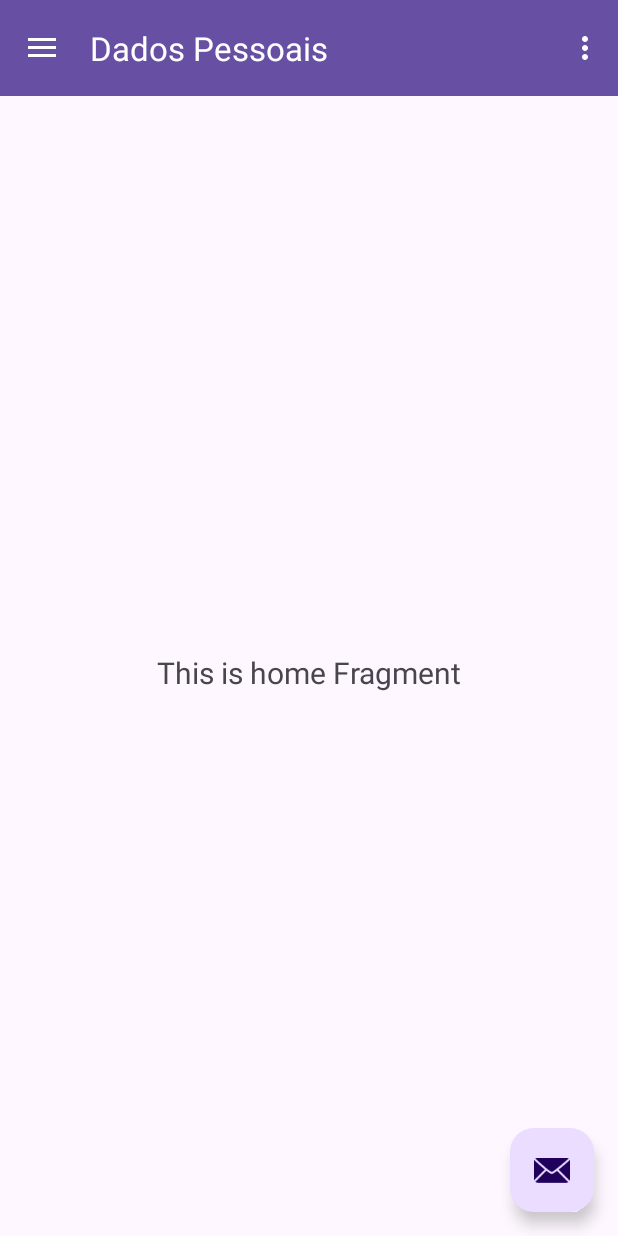
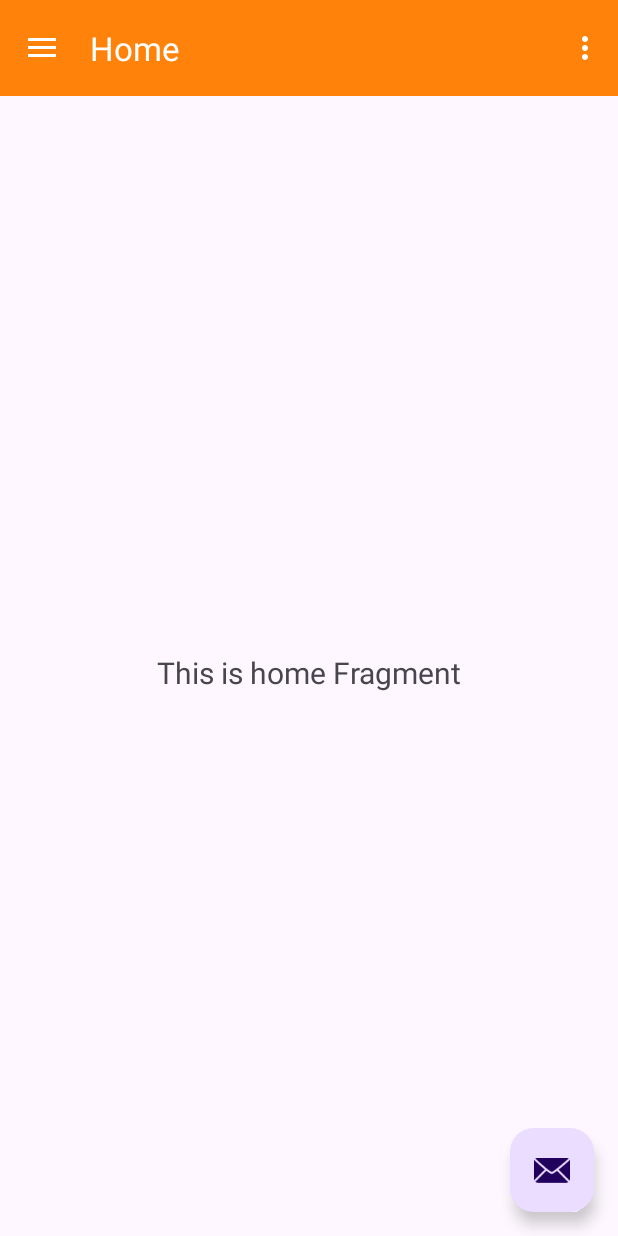
Before and after one commit to Sadousan/TaskLock, an Android app built with Jetpack Compose: the TelaPrincipalMenu screen opened directly, with no data from a screen before it, on a phone screen of 412 x 824 dp. Run offline under Robolectric (Android 15) with nearby library versions, the phone set to English and light mode, and no system bars; our stand-ins replace navigation-ui; Roboto replaces fonts that are not available here.

Commit message:
Ligando as telas

```diff
--- a/app/src/main/java/com/example/tasklock/MainActivity.kt
+++ b/app/src/main/java/com/example/tasklock/MainActivity.kt
@@ -9,6 +9,7 @@ import androidx.appcompat.app.AppCompatActivity
 import androidx.appcompat.app.AppCompatDelegate
 import androidx.core.view.ViewCompat
 import androidx.core.view.WindowInsetsCompat
+
 //import com.example.tasklock.ui.usodeapps.UsoApp
 
 class MainActivity : AppCompatActivity() {
--- a/app/src/main/java/com/example/tasklock/TelaPrincipalMenu.kt
+++ b/app/src/main/java/com/example/tasklock/TelaPrincipalMenu.kt
@@ -38,7 +38,7 @@ class TelaPrincipalMenu : AppCompatActivity() {
         // menu should be considered as top level destinations.
         appBarConfiguration = AppBarConfiguration(
             setOf(
-                R.id.nav_dadospessoais, R.id.nav_usoapp, R.id.nav_adicionartarefa
+                R.id.nav_home, R.id.nav_usoapp, R.id.nav_appsbloqueados ,R.id.nav_adicionartarefa
             ), drawerLayout
         )
         setupActionBarWithNavController(navController, appBarConfiguration)
--- a/app/src/main/java/com/example/tasklock/ui/dadospessoais/DadosPessoaisFragment.kt
+++ b/app/src/main/java/com/example/tasklock/ui/home/HomeFragment.kt
@@ -1,4 +1,4 @@
-package com.example.tasklock.ui.dadospessoais
+package com.example.tasklock.ui.home
 
 import android.os.Build
 import android.os.Bundle
@@ -10,12 +10,12 @@ import android.widget.Toast
 import androidx.activity.result.contract.ActivityResultContracts
 import androidx.fragment.app.Fragment
 import androidx.lifecycle.ViewModelProvider
-import com.example.tasklock.databinding.FragmentDadospessoaisBinding
+import com.example.tasklock.databinding.FragmentHomeBinding
 
 
-class DadosPessoaisFragment : Fragment() {
+class HomeFragment : Fragment() {
 
-    private var _binding: FragmentDadospessoaisBinding? = null
+    private var _binding: FragmentHomeBinding? = null
 
     // This property is only valid between onCreateView and
     // onDestroyView.
@@ -30,14 +30,14 @@ class DadosPessoaisFragment : Fragment() {
             requestPermissionLauncher.launch(android.Manifest.permission.POST_NOTIFICATIONS)
         }
 
-        val dadosPessoaisViewModel =
-            ViewModelProvider(this).get(DadosPessoaisViewModel::class.java)
+        val homeViewModel =
+            ViewModelProvider(this).get(HomeViewModel::class.java)
 
-        _binding = FragmentDadospessoaisBinding.inflate(inflater, container, false)
+        _binding = FragmentHomeBinding.inflate(inflater, container, false)
         val root: View = binding.root
 
         val textView: TextView = binding.textDadospessoais
-        dadosPessoaisViewModel.text.observe(viewLifecycleOwner) {
+        homeViewModel.text.observe(viewLifecycleOwner) {
             textView.text = it
         }
         return root
--- a/app/src/main/java/com/example/tasklock/ui/dadospessoais/DadosPessoaisViewModel.kt
+++ b/app/src/main/java/com/example/tasklock/ui/home/HomeViewModel.kt
@@ -1,10 +1,10 @@
-package com.example.tasklock.ui.dadospessoais
+package com.example.tasklock.ui.home
 
 import androidx.lifecycle.LiveData
 import androidx.lifecycle.MutableLiveData
 import androidx.lifecycle.ViewModel
 
-class DadosPessoaisViewModel : ViewModel() {
+class HomeViewModel : ViewModel() {
 
     private val _text = MutableLiveData<String>().apply {
         value = "This is home Fragment"
--- a/app/src/main/java/com/example/tasklock/ui/usodeapps/BlockedAppsActivity.kt
+++ b/app/src/main/java/com/example/tasklock/ui/usodeapps/BlockedAppsActivity.kt
@@ -18,7 +18,8 @@ class BlockedAppsActivity : AppCompatActivity() {
         "A disciplina pesa gramas, o arrependimento pesa toneladas.",
         "O tempo que poderia ser investido em suas metas está prestes a ser desperdiçado.",
         "O conforto de hoje é o atraso de amanhã.",
-        "Seu tempo é limitado! Não desista de suas metas."
+        "Seu tempo é limitado! Não desista de suas metas.",
+        "Nunca se é homem enquanto se não encontra alguma coisa pela qual se estaria disposto a morrer"
     )
 
     override fun onCreate(savedInstanceState: Bundle?) {
--- a/app/src/main/java/com/example/tasklock/ui/usodeapps/PermissoesActivity.kt
+++ b/app/src/main/java/com/example/tasklock/ui/usodeapps/PermissoesActivity.kt
@@ -96,7 +96,7 @@ class PermissoesActivity : AppCompatActivity() {
         val enabledServices = am.getEnabledAccessibilityServiceList(AccessibilityServiceInfo.FEEDBACK_GENERIC)
         return enabledServices.any { it.resolveInfo.serviceInfo.packageName == packageName }
     }
-
+    @Suppress("DEPRECATION")
     private fun hasUsageStatsPermission(): Boolean {
         val appOps = getSystemService(Context.APP_OPS_SERVICE) as AppOpsManager
         val mode = appOps.checkOpNoThrow(
--- a/app/src/main/res/layout/activity_blocked_apps.xml
+++ b/app/src/main/res/layout/activity_blocked_apps.xml
@@ -9,6 +9,8 @@
         android:layout_width="match_parent"
         android:layout_height="match_parent"
         android:background="#FFFFFF">
+
+
 
         <LinearLayout
             android:layout_width="match_parent"
--- a/app/src/main/res/layout/activity_permissoes.xml
+++ b/app/src/main/res/layout/activity_permissoes.xml
@@ -26,7 +26,7 @@
         android:id="@+id/checkUso"
         android:layout_width="wrap_content"
         android:layout_height="wrap_content"
-        android:text="Permissão de Uso de Apps"/>
+        android:text="Permissão de Uso de Apps" />
 
     <CheckBox
         android:id="@+id/checkSegundoPlano"
--- a/app/src/main/res/layout/app_bar_telaprincipalmenu.xml
+++ b/app/src/main/res/layout/app_bar_telaprincipalmenu.xml
@@ -15,7 +15,7 @@
             android:id="@+id/toolbar"
             android:layout_width="match_parent"
             android:layout_height="?attr/actionBarSize"
-            android:background="?attr/colorPrimary"
+            android:background="@color/laranja"
             app:popupTheme="@style/Theme.TaskLock.PopupOverlay" />
 
     </com.google.android.material.appbar.AppBarLayout>
--- a/app/src/main/res/layout/fragment_adicionartarefa.xml
+++ b/app/src/main/res/layout/fragment_adicionartarefa.xml
@@ -16,28 +16,7 @@
         app:layout_constraintStart_toStartOf="parent"
         app:layout_constraintTop_toTopOf="parent">
 
-        <!-- TOPO: imagem + texto sobreposto -->
-        <FrameLayout
-            android:layout_width="match_parent"
-            android:layout_height="80dp"> <!-- ajuste de altura-->
 
-            <ImageView
-                android:id="@+id/topOrange"
-                android:layout_width="422dp"
-                android:layout_height="104dp"
-                android:scaleType="centerCrop"
-                android:src="@drawable/top_orange" />
-
-            <TextView
-                android:id="@+id/txtTitulo"
-                android:layout_width="wrap_content"
-                android:layout_height="wrap_content"
-                android:layout_gravity="center"
-                android:text="Adicionar Tarefa"
-                android:textColor="@android:color/white"
-                android:textSize="24sp"
-                android:textStyle="bold" />
-        </FrameLayout>
 
         <!-- CONTEÚDO ADICIONAR TAREFA -->
         <LinearLayout
--- a/app/src/main/res/layout/fragment_dadospessoais.xml
+++ b/app/src/main/res/layout/fragment_home.xml
@@ -4,7 +4,7 @@
     xmlns:tools="http://schemas.android.com/tools"
     android:layout_width="match_parent"
     android:layout_height="match_parent"
-    tools:context=".ui.dadospessoais.DadosPessoaisFragment">
+    tools:context=".ui.home.DadosPessoaisFragment">
 
     <TextView
         android:id="@+id/text_dadospessoais"
--- a/app/src/main/res/menu/activity_main_drawer.xml
+++ b/app/src/main/res/menu/activity_main_drawer.xml
@@ -5,13 +5,20 @@
 
     <group android:checkableBehavior="single">
         <item
-            android:id="@+id/nav_dadospessoais"
+            android:id="@+id/nav_home"
             android:icon="@drawable/icusuarios"
-            android:title="@string/menu_dadospessoais" />
+            android:title="@string/menu_home" />
         <item
             android:id="@+id/nav_usoapp"
             android:icon="@drawable/icgrafico"
             android:title="@string/menu_usodeapps" />
+
+        <item
+            android:id="@+id/nav_appsbloqueados"
+            android:icon="@color/cardview_dark_background"
+            android:title="@string/menu_appsbloqueado"
+            />
+
         <item
             android:id="@+id/nav_adicionartarefa"
             android:icon="@drawable/icadicionartarefa"
--- a/app/src/main/res/navigation/mobile_navigation.xml
+++ b/app/src/main/res/navigation/mobile_navigation.xml
@@ -3,19 +3,26 @@
     xmlns:app="http://schemas.android.com/apk/res-auto"
     xmlns:tools="http://schemas.android.com/tools"
     android:id="@+id/mobile_navigation"
-    app:startDestination="@+id/nav_dadospessoais">
+    app:startDestination="@+id/nav_home">
 
     <fragment
-        android:id="@+id/nav_dadospessoais"
-        android:name="com.example.tasklock.ui.dadospessoais.DadosPessoaisFragment"
-        android:label="@string/menu_dadospessoais"
-        tools:layout="@layout/fragment_dadospessoais" />
+        android:id="@+id/nav_home"
+        android:name="com.example.tasklock.ui.home.HomeFragment"
+        android:label="@string/menu_home"
+        tools:layout="@layout/fragment_home" />
 
     <fragment
         android:id="@+id/nav_adicionartarefa"
         android:name="com.example.tasklock.ui.adicionartarefa.AdicionarTarefaFragment"
         android:label="@string/menu_adcionartarefa"
         tools:layout="@layout/fragment_adicionartarefa" />
+
+    <activity
+        android:id="@+id/nav_appsbloqueados"
+        android:name="com.example.tasklock.BlockedAppsActivity"
+        android:label="@string/menu_appsbloqueado"
+        tools:layout="@layout/activity_blocked_apps" />
+
     <activity
         android:id="@+id/nav_usoapp"
         android:name="com.example.tasklock.UsoApp"
--- a/app/src/main/res/values/colors.xml
+++ b/app/src/main/res/values/colors.xml
@@ -2,4 +2,5 @@
 <resources>
     <color name="black">#FF000000</color>
     <color name="white">#FFFFFFFF</color>
+    <color name="laranja">#FF820A</color>
 </resources>
--- a/app/src/main/res/values/strings.xml
+++ b/app/src/main/res/values/strings.xml
@@ -14,9 +14,10 @@
     <string name="title_activity_cadastro">Cadastro</string>
 
 
-    <string name="menu_dadospessoais">Dados Pessoais</string>
-    <string name="menu_usodeapps">Uso de Apps</string>
-    <string name="menu_adcionartarefa">Adicionar Tarefa</string>
+    <string name="menu_home">Home</string>
+    <string name="menu_usodeapps">Uso de apps</string>
+    <string name="menu_appsbloqueado">Apps bloqueados</string>
+    <string name="menu_adcionartarefa">Adicionar tarefa</string>
     <string name="action_settings">Configurações</string>
     <string name="accessibility_service_description">Descrição do serviço de acessibilidade</string>
 </resources>
```
Also changed, not shown: app/src/main/java/com/example/tasklock/ui/usodeapps/BloqueioApps.kt (deleted, +0 -213 lines), app/src/main/java/com/example/tasklock/ui/usodeapps/BloqueioAppsViewModel.kt (deleted, +0 -53 lines).
